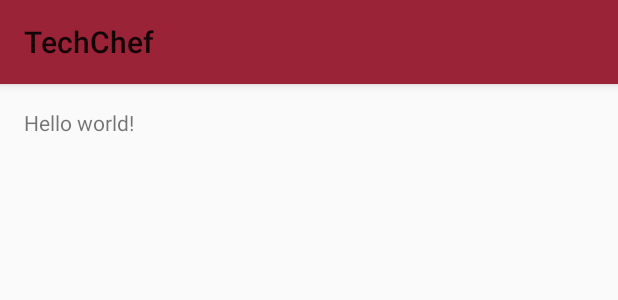
After one commit to TechChef-Team/Senior-Project, an Android app: the layout activity_restaurant.xml on its own in the app's theme, with its tools: preview values and no code run, on a phone screen of 412 x 824 dp. The commit adds this screen. Shown: the top 300 px of the screen. Run offline under Robolectric (Android 15) with nearby library versions, the phone set to English and light mode, and no system bars.

Commit message:
icongraphise the landing page

```diff
--- a/TechChef/app/src/main/AndroidManifest.xml
+++ b/TechChef/app/src/main/AndroidManifest.xml
@@ -29,8 +29,12 @@
             android:label="@string/title_activity_monitor_tables" >
         </activity>
         <activity
-            android:name=".CustomerMenu"
+            android:name="com.senior.techchef.CustomerMenu"
             android:label="@string/title_activity_cutomer_menu" >
+        </activity>
+        <activity
+            android:name="com.senior.techchef.restaurant"
+            android:label="@string/title_activity_restaurant" >
         </activity>
     </application>
 
--- /dev/null
+++ b/TechChef/app/src/main/res/layout/activity_restaurant.xml
@@ -0,0 +1,12 @@
+<LinearLayout xmlns:android="http://schemas.android.com/apk/res/android"
+    xmlns:tools="http://schemas.android.com/tools" android:layout_width="match_parent"
+    android:layout_height="match_parent" android:paddingLeft="@dimen/activity_horizontal_margin"
+    android:paddingRight="@dimen/activity_horizontal_margin"
+    android:paddingTop="@dimen/activity_vertical_margin"
+    android:paddingBottom="@dimen/activity_vertical_margin"
+    tools:context="com.senior.techchef.restaurant">
+
+    <TextView android:text="@string/hello_world" android:layout_width="wrap_content"
+        android:layout_height="wrap_content" />
+
+</LinearLayout>
--- /dev/null
+++ b/TechChef/app/src/main/res/menu/menu_restaurant.xml
@@ -0,0 +1,5 @@
+<menu xmlns:android="http://schemas.android.com/apk/res/android"
+    xmlns:tools="http://schemas.android.com/tools" tools:context="com.senior.techchef.restaurant">
+    <item android:id="@+id/action_settings" android:title="@string/action_settings"
+        android:orderInCategory="100" android:showAsAction="never" />
+</menu>
--- a/TechChef/app/src/main/res/values/strings.xml
+++ b/TechChef/app/src/main/res/values/strings.xml
@@ -12,5 +12,6 @@
     <string name="waiter">Watier View</string>
     <string name="title_activity_monitor_tables">MonitorTables</string>
     <string name="title_activity_cutomer_menu">CutomerMenu</string>
+    <string name="title_activity_restaurant">restaurant</string>
 
 </resources>
```
Also changed, not shown: TechChef/app/src/main/java/com/senior/techchef/restaurant.java (added, +39 -0 lines).
